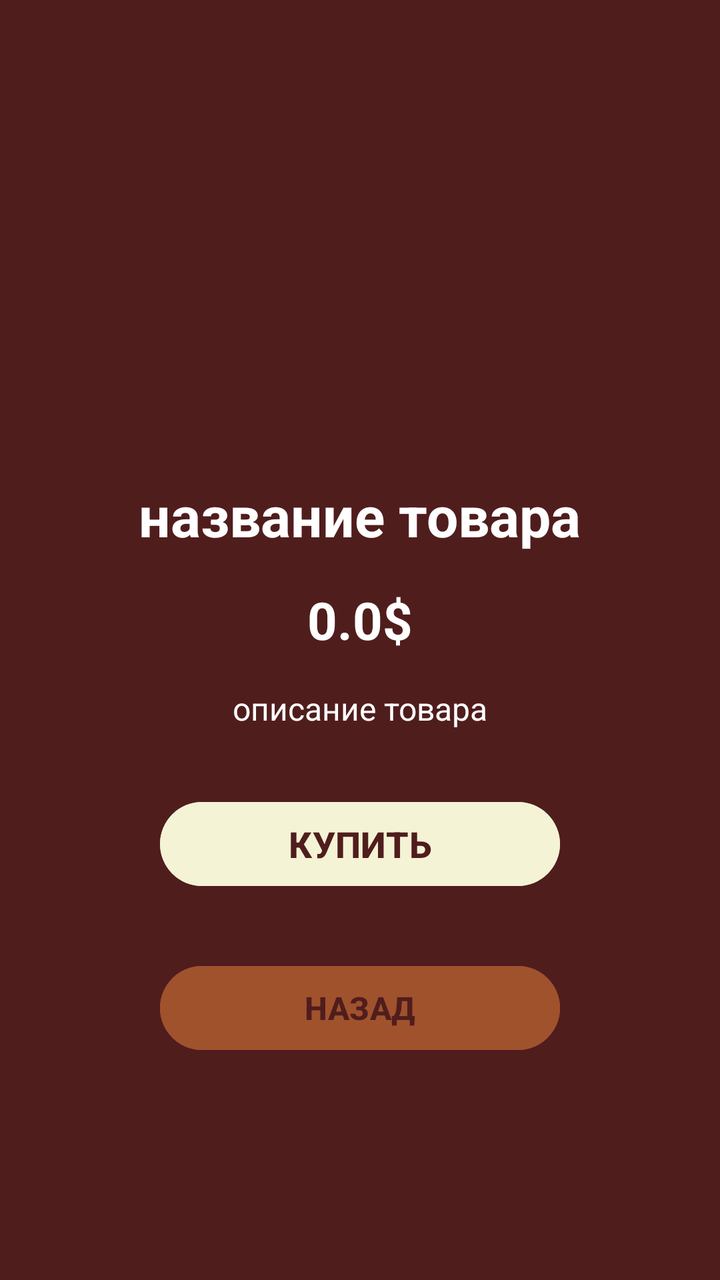
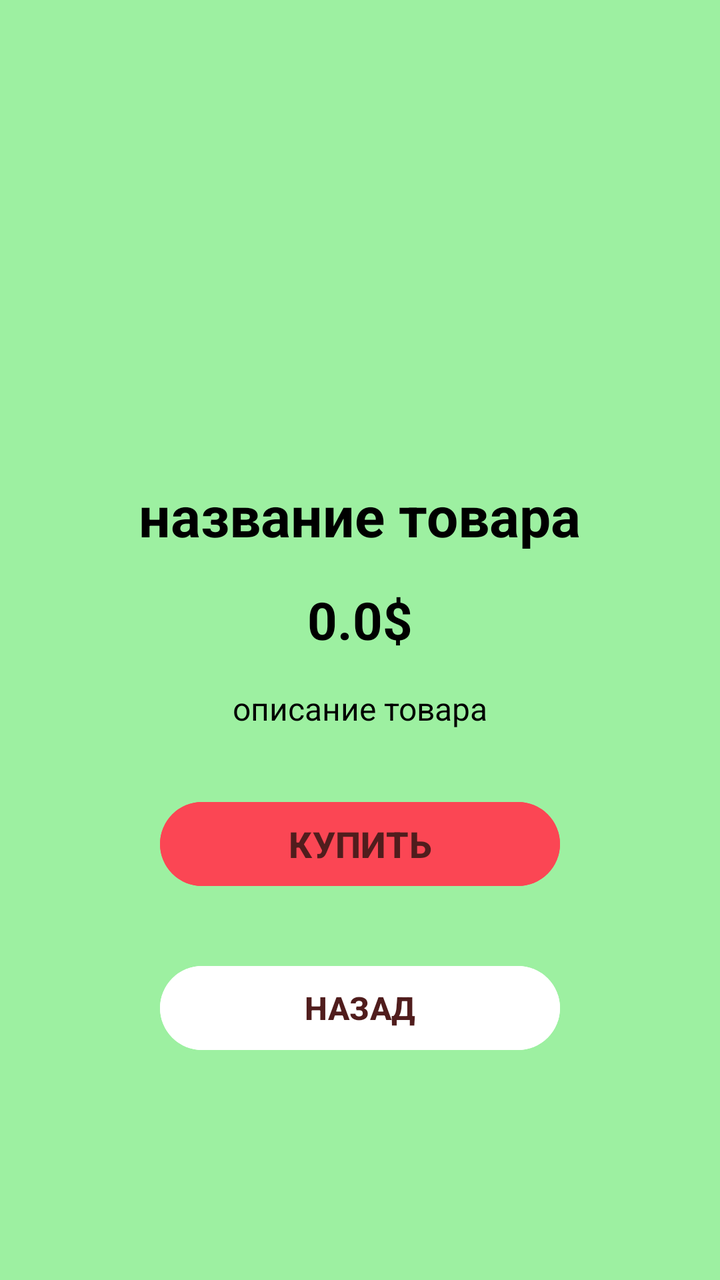

Screens rendered from an Android XML layout before and after an edit, with the pre-edit source and the edit as a unified diff.
<!-- AndroidManifest.xml: application theme Theme.MyApplicationShopNew -->
<!-- res/layout/activity_detail2.xml -->
<?xml version="1.0" encoding="utf-8"?>
<ScrollView xmlns:android="http://schemas.android.com/apk/res/android"
    android:layout_width="match_parent"
    android:layout_height="match_parent"
    android:background="#501D1D"
    android:padding="15dp">

    <LinearLayout
        android:layout_width="match_parent"
        android:layout_height="wrap_content"
        android:orientation="vertical"
        android:gravity="center_horizontal">

        <ImageView
            android:id="@+id/detailImage"
            android:layout_width="200dp"
            android:layout_height="200dp"
            android:layout_marginBottom="24dp" />

        <TextView
            android:id="@+id/detailName"
            android:layout_width="wrap_content"
            android:layout_height="wrap_content"
            android:text="название товара"
            android:textSize="28sp"
            android:textStyle="bold"
            android:textColor="#FFFFFF"
            android:layout_marginBottom="16dp"/>

        <TextView
            android:id="@+id/detailPrice"
            android:layout_width="wrap_content"
            android:layout_height="wrap_content"
            android:text="0.0$"
            android:textSize="26sp"
            android:textStyle="bold"
            android:textColor="#FFFFFF"
            android:layout_marginBottom="16dp"/>

        <TextView
            android:id="@+id/detailDescription"
            android:layout_width="match_parent"
            android:layout_height="wrap_content"
            android:text="описание товара"
            android:textSize="16sp"
            android:textColor="#FFFFFF"
            android:layout_marginBottom="32dp"
            android:gravity="center"/>

        <Button
            android:id="@+id/buyButton"
            android:layout_width="200dp"
            android:layout_height="50dp"
            android:backgroundTint="#F4F3D5"
            android:text="КУПИТЬ"
            android:textSize="18sp"
            android:textStyle="bold"
            android:textColor="#501D1D"
            android:layout_marginBottom="32dp"
            />

        <Button
            android:id="@+id/backButton"
            android:layout_width="200dp"
            android:layout_height="50dp"
            android:backgroundTint="#A0522D"
            android:text="НАЗАД"
            android:textSize="16sp"
            android:textStyle="bold"
            android:textColor="#501D1D"
            android:layout_marginBottom="32dp"
            />




    </LinearLayout>



</ScrollView>
<!-- resources referenced by this layout -->
<resources>
  <style name="Theme.MyApplicationShopNew" parent="Base.Theme.MyApplicationShopNew" />
  <style name="Base.Theme.MyApplicationShopNew" parent="Theme.Material3.DayNight.NoActionBar">
          
          
      </style>
</resources>

<!-- the commit's change to res/layout/activity_detail2.xml (unified diff, before → after) -->
@@ -2,7 +2,7 @@
 <ScrollView xmlns:android="http://schemas.android.com/apk/res/android"
     android:layout_width="match_parent"
     android:layout_height="match_parent"
-    android:background="#501D1D"
+    android:background="#9DF0A1"
     android:padding="15dp">
 
     <LinearLayout
@@ -24,7 +24,7 @@
             android:text="название товара"
             android:textSize="28sp"
             android:textStyle="bold"
-            android:textColor="#FFFFFF"
+            android:textColor="@color/black"
             android:layout_marginBottom="16dp"/>
 
         <TextView
@@ -34,7 +34,7 @@
             android:text="0.0$"
             android:textSize="26sp"
             android:textStyle="bold"
-            android:textColor="#FFFFFF"
+            android:textColor="@color/black"
             android:layout_marginBottom="16dp"/>
 
         <TextView
@@ -43,7 +43,7 @@
             android:layout_height="wrap_content"
             android:text="описание товара"
             android:textSize="16sp"
-            android:textColor="#FFFFFF"
+            android:textColor="@color/black"
             android:layout_marginBottom="32dp"
             android:gravity="center"/>
 
@@ -51,7 +51,7 @@
             android:id="@+id/buyButton"
             android:layout_width="200dp"
             android:layout_height="50dp"
-            android:backgroundTint="#F4F3D5"
+            android:backgroundTint="#FB4654"
             android:text="КУПИТЬ"
             android:textSize="18sp"
             android:textStyle="bold"
@@ -63,7 +63,7 @@
             android:id="@+id/backButton"
             android:layout_width="200dp"
             android:layout_height="50dp"
-            android:backgroundTint="#A0522D"
+            android:backgroundTint="@color/white"
             android:text="НАЗАД"
             android:textSize="16sp"
             android:textStyle="bold"
<!-- resource entries referenced after the edit -->
@@ -1,5 +1,7 @@
 <!-- resources referenced by this layout -->
 <resources>
+  <color name="black">#FF000000</color>
+  <color name="white">#FFFFFFFF</color>
   <style name="Theme.MyApplicationShopNew" parent="Base.Theme.MyApplicationShopNew" />
   <style name="Base.Theme.MyApplicationShopNew" parent="Theme.Material3.DayNight.NoActionBar">
           
